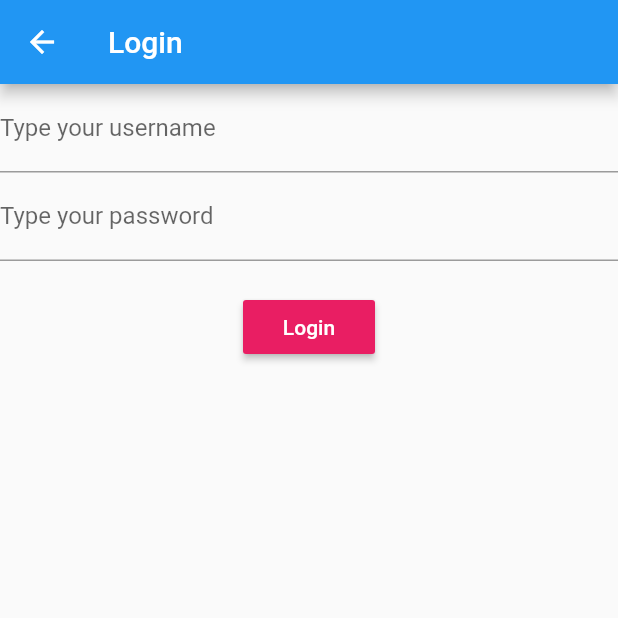
After one commit to CristianDRM/flutter-study, a Flutter app: the screen it shows after launch, after a tap on "Login with Bloc", on a phone screen of 412 x 824 dp, the top half of it. The commit adds this screen. Run offline on Flutter 3.47's test engine with Material 2 defaults, Android fonts, the phone set to English and light mode, and no system bars; our stand-ins replace rxdart; network calls fail.

Commit message:
add bloc study session

```diff
--- a/lib/experiments.dart
+++ b/lib/experiments.dart
@@ -6,9 +6,10 @@ import 'package:exercise/screens/weather/weather_screen.dart';
 import 'package:exercise/screens/bmi/bmi.dart';
 import 'package:exercise/screens/planets/planets.dart';
 import 'package:exercise/screens/login/login.dart';
+import 'package:exercise/screens/login_with_bloc/login_with_bloc.dart';
 
 enum _ScreenType {
-  login, planets, bmi, network, quake, weather, loginWithForm
+  login, planets, bmi, network, quake, weather, loginWithForm, loginWithBloc
 }
 
 class Experiments extends StatelessWidget {
@@ -31,6 +32,11 @@ class Experiments extends StatelessWidget {
               title: "login with form",
               description: "login with forma(validation and submit)",
               didTap: () => didTapInScreen(context, screen: _ScreenType.loginWithForm)),
+          Container(height: 1.0, color: Colors.pinkAccent),
+          _ScreenItem(
+              title: "Login with Bloc",
+              description: "A login build with Bloc pattern",
+              didTap: () => didTapInScreen(context, screen: _ScreenType.loginWithBloc)),
           Container(height: 1.0, color: Colors.pinkAccent),
           _ScreenItem(
               title: "BMI",
@@ -57,7 +63,7 @@ class Experiments extends StatelessWidget {
               title: "Weather",
               description: "A weather app",
               didTap: () => didTapInScreen(context, screen: _ScreenType.weather)),
-          Container(height: 1.0, color: Colors.pinkAccent),
+          Container(height: 1.0, color: Colors.pinkAccent)
         ],
       ),
     );
@@ -72,6 +78,7 @@ class Experiments extends StatelessWidget {
       case _ScreenType.quake: navigateTo(screen: QuakeScreen(), context: context); break;
       case _ScreenType.weather: navigateTo(screen: WeatherScreen(), context: context); break;
       case _ScreenType.loginWithForm: navigateTo(screen: LoginWithForm(), context: context); break;
+      case _ScreenType.loginWithBloc: navigateTo(screen: LoginWithBloc(), context: context); break;
       default: break;
     }
   }
--- a/lib/main.dart
+++ b/lib/main.dart
@@ -1,4 +1,5 @@
+import 'package:exercise/screens/login_with_bloc/bloc_provider.dart';
 import 'package:flutter/material.dart';
 import 'package:exercise/experiments.dart';
 
-void main() => runApp(MaterialApp(home: Experiments()));
+void main() => runApp(BlocProvider(child: MaterialApp(home: Experiments())));
--- /dev/null
+++ b/lib/screens/login_with_bloc/bloc_provider.dart
@@ -0,0 +1,13 @@
+import 'package:exercise/screens/login_with_bloc/login_bloc.dart';
+import 'package:flutter/material.dart';
+
+class BlocProvider extends InheritedWidget {
+  BlocProvider({Key key, Widget child}) : super(key: key, child: child);
+  final bloc = LoginBloc();
+
+  bool updateShouldNotify(_) => true;
+
+  static LoginBloc of(BuildContext context) {
+    return (context.inheritFromWidgetOfExactType(BlocProvider) as BlocProvider).bloc;
+  }
+}
--- /dev/null
+++ b/lib/screens/login_with_bloc/login_bloc.dart
@@ -0,0 +1,24 @@
+import 'dart:async';
+import 'package:exercise/screens/login_with_bloc/login_validator.dart';
+import 'package:rxdart/rxdart.dart';
+
+class LoginBloc extends Object with LoginValidator {
+  final _username = BehaviorSubject<String>();
+  final _password = BehaviorSubject<String>();
+
+  Function(String) get changeUsername => _username.sink.add;
+  Function(String) get changePassword => _password.sink.add;
+
+  Stream<String> get username => _username.stream.transform(validateUsername);
+  Stream<String> get password => _password.stream.transform(validatePassword);
+  Stream<bool> get submitValue => Observable.combineLatest2(username, password, (username, password) => true);
+
+  submit() {
+    print("username: ${_username.value} password: ${_password.value}");
+  }
+
+  dispose() {
+    _username.close();
+    _password.close();
+  }
+}
--- /dev/null
+++ b/lib/screens/login_with_bloc/login_validator.dart
@@ -0,0 +1,24 @@
+import 'dart:async';
+
+class LoginValidator {
+
+  final validateUsername = StreamTransformer<String, String>.fromHandlers(
+    handleData: (username, sink) {
+      if (username.contains("@")) {
+        sink.add(username);
+      } else {
+        sink.addError("invalid username!");
+      }
+    }
+  );
+
+  final validatePassword = StreamTransformer<String, String>.fromHandlers(
+    handleData: (password, sink) {
+      if (password.length > 8) {
+        sink.add(password);
+      } else {
+        sink.addError("invalid password");
+      }
+    }
+  );
+}
--- /dev/null
+++ b/lib/screens/login_with_bloc/login_with_bloc.dart
@@ -0,0 +1,75 @@
+import 'package:exercise/screens/login_with_bloc/bloc_provider.dart';
+import 'package:exercise/screens/login_with_bloc/login_bloc.dart';
+import 'package:flutter/material.dart';
+
+class LoginWithBloc extends StatefulWidget {
+
+  @override
+  State<StatefulWidget> createState() => _LoginWithBlocState();
+}
+
+class _LoginWithBlocState extends State<LoginWithBloc> {
+
+  @override
+  Widget build(BuildContext context) {
+    final bloc = BlocProvider.of(context);
+
+    return Scaffold(
+        appBar: AppBar(title: Text("Login")),
+        body: Column(children: [
+          _username(bloc),
+          _password(bloc),
+          Container(margin: EdgeInsets.only(top: 20.0)),
+          _submit(bloc)
+        ]),
+    );
+  }
+
+  Widget _username(LoginBloc bloc) {
+    return StreamBuilder(
+      stream: bloc.username,
+      builder: (context, snapshot) {
+        return TextField(
+            keyboardType: TextInputType.emailAddress,
+            onChanged: bloc.changeUsername,
+            decoration: InputDecoration(
+                hintText: "yourusername@mail.com",
+                labelText: "Type your username",
+                errorText: snapshot.error
+            )
+        );
+      }
+    );
+  }
+
+  Widget _password(LoginBloc bloc) {
+    return StreamBuilder(
+      stream: bloc.password,
+      builder: (context, snapshot) {
+        return TextField(
+            onChanged: bloc.changePassword,
+            obscureText: true,
+            decoration: InputDecoration(
+                labelText: "Type your password",
+                errorText: snapshot.error
+            )
+        );
+      }
+    );
+  }
+
+  Widget _submit(LoginBloc bloc) {
+    return StreamBuilder(
+      stream: bloc.submitValue,
+      builder: (context, snapshot) {
+        return RaisedButton(
+          color: Colors.pink,
+          disabledColor: Colors.blueGrey,
+          textColor: Colors.white,
+          onPressed: () => snapshot.hasData ? bloc.submit() : null,
+          child: Text("Login"),
+        );
+      }
+    );
+  }
+}
--- a/lib/screens/newlogin/login_with_form.dart
+++ b/lib/screens/newlogin/login_with_form.dart
@@ -14,10 +14,9 @@ class _LoginWithFormState extends State<LoginWithForm> with LoginValidator {
   @override
   Widget build(BuildContext context) {
     return Scaffold(
-        appBar: AppBar(title: Text("Login with form")),
+        appBar: AppBar(title: Text("Login with forms")),
         body: Container(
             padding: EdgeInsets.all(20.0),
-            color: Colors.blueGrey,
             child: Form(
               key: formKey,
               child: Column(
```
